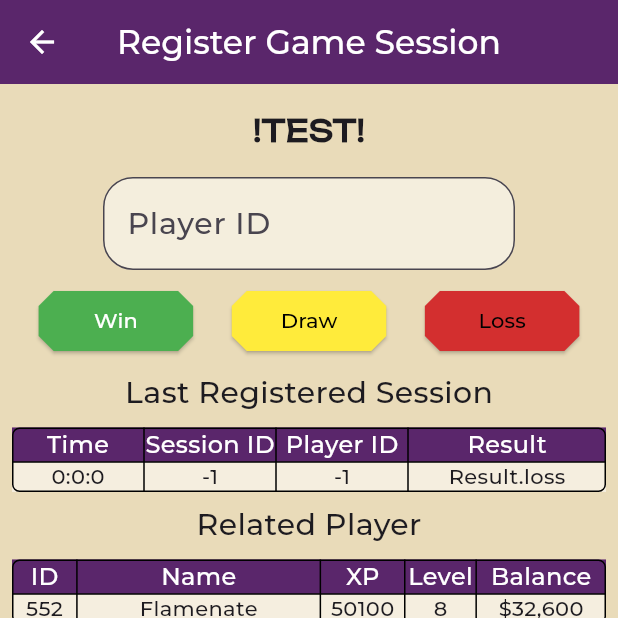
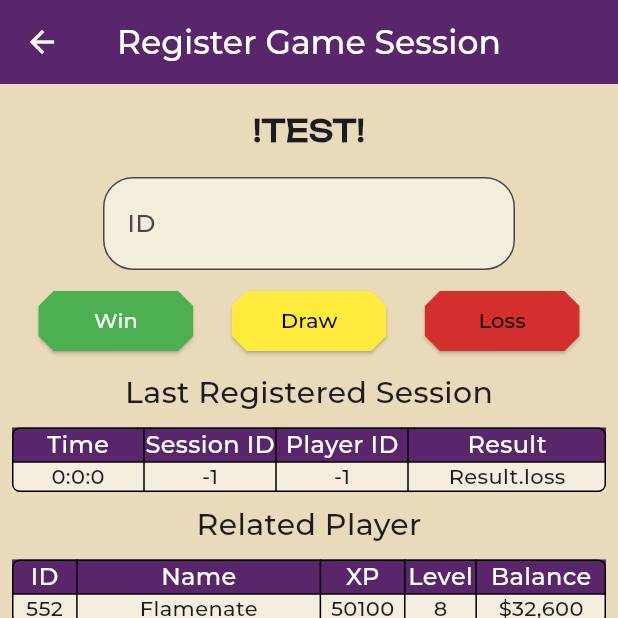
Before and after one commit to Flamenate/sentov-frontend, a Flutter app: the SessionScreen screen opened by its route, after a tap on "Submit", on a phone screen of 412 x 824 dp, the top half of it. Run offline on Flutter 3.47's test engine with Material 2 defaults, Android fonts, the light colour scheme and no system bars; our stand-ins replace go_router.

Commit message:
refactor: extract player id field to separate file

```diff
--- /dev/null
+++ b/lib/widgets/player_id_form_field.dart
@@ -0,0 +1,36 @@
+import 'package:flutter/material.dart';
+
+class PlayerIdFormField extends StatelessWidget {
+  const PlayerIdFormField({super.key, required this.controller});
+
+  final TextEditingController controller;
+
+  @override
+  Widget build(BuildContext context) {
+    return TextFormField(
+      keyboardType: TextInputType.number,
+      maxLength: 4,
+      controller: controller,
+      validator: (String? value) {
+        if (value == null ||
+            value.isEmpty ||
+            (int.tryParse(value) ?? 1001) > 1000) {
+          return "ID must be 1000 or less.";
+        }
+        return null;
+      },
+      autocorrect: false,
+      enableSuggestions: false,
+      autofocus: false,
+      style: TextStyle(fontSize: 20.0),
+      decoration: InputDecoration(
+        filled: true,
+        fillColor: Color.fromARGB(132, 255, 255, 255),
+        counterText: "",
+        hintText: "Player ID",
+        labelText: "ID",
+        border: OutlineInputBorder(borderRadius: BorderRadius.circular(20.0)),
+      ),
+    );
+  }
+}
--- a/lib/widgets/session_form.dart
+++ b/lib/widgets/session_form.dart
@@ -1,4 +1,5 @@
 import 'package:flutter/material.dart';
+import 'package:sento_staff/widgets/player_id_form_field.dart';
 
 class SessionForm extends StatefulWidget {
   const SessionForm({super.key, required this.onSubmit});
@@ -26,31 +27,7 @@
         child: Column(children: [
           SizedBox(
             width: MediaQuery.of(context).size.width / 1.5,
-            child: TextFormField(
-              keyboardType: TextInputType.number,
-              maxLength: 4,
-              controller: _idFieldController,
-              validator: (String? value) {
-                if (value == null ||
-                    value.isEmpty ||
-                    (int.tryParse(value) ?? 1001) > 1000) {
-                  return "ID must be less than 1001";
-                }
-                return null;
-              },
-              autocorrect: false,
-              enableSuggestions: false,
-              autofocus: false,
-              style: TextStyle(fontSize: 20.0),
-              decoration: InputDecoration(
-                filled: true,
-                fillColor: Color.fromARGB(132, 255, 255, 255),
-                counterText: "",
-                hintText: "Player ID",
-                border: OutlineInputBorder(
-                    borderRadius: BorderRadius.circular(20.0)),
-              ),
-            ),
+            child: PlayerIdFormField(controller: _idFieldController),
           ),
           Padding(
             padding: const EdgeInsets.symmetric(vertical: 10.0),
```
